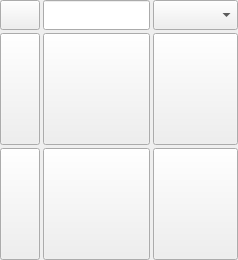
Above: src/resources/ui/jmLightCreatorUI.ui from JsnMertens/jmLightCreator before the change. Below: the same form after it.
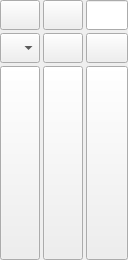
That is the form after the change.

Commit message: choice either illuminate light or not

Patch:
```diff
--- a/src/resources/ui/jmLightCreatorUI.ui
+++ b/src/resources/ui/jmLightCreatorUI.ui
@@ -6,7 +6,7 @@
    <rect>
     <x>0</x>
     <y>0</y>
-    <width>238</width>
+    <width>128</width>
     <height>260</height>
    </rect>
   </property>
@@ -31,7 +31,7 @@
      <property name="spacing">
       <number>3</number>
      </property>
-     <item row="2" column="1">
+     <item row="2" column="2">
       <widget class="QPushButton" name="pushButton_aiSkyDomeLight">
        <property name="sizePolicy">
         <sizepolicy hsizetype="Minimum" vsizetype="Minimum">
@@ -59,35 +59,7 @@
        </property>
       </widget>
      </item>
-     <item row="2" column="0">
-      <widget class="QPushButton" name="pushButton_areaLight">
-       <property name="sizePolicy">
-        <sizepolicy hsizetype="Minimum" vsizetype="Minimum">
-         <horstretch>0</horstretch>
-         <verstretch>0</verstretch>
-        </sizepolicy>
-       </property>
-       <property name="minimumSize">
-        <size>
-         <width>40</width>
-         <height>30</height>
-        </size>
-       </property>
-       <property name="toolTip">
-        <string>&lt;html&gt;&lt;head/&gt;&lt;body&gt;&lt;p&gt;areaLight&lt;/p&gt;&lt;/body&gt;&lt;/html&gt;</string>
-       </property>
-       <property name="text">
-        <string/>
-       </property>
-       <property name="iconSize">
-        <size>
-         <width>20</width>
-         <height>20</height>
-        </size>
-       </property>
-      </widget>
-     </item>
-     <item row="2" column="2">
+     <item row="2" column="1">
       <widget class="QPushButton" name="pushButton_aiAreaLight">
        <property name="sizePolicy">
         <sizepolicy hsizetype="Minimum" vsizetype="Minimum">
@@ -115,34 +87,6 @@
        </property>
       </widget>
      </item>
-     <item row="1" column="1">
-      <widget class="QPushButton" name="pushButton_pointLight">
-       <property name="sizePolicy">
-        <sizepolicy hsizetype="Minimum" vsizetype="Minimum">
-         <horstretch>0</horstretch>
-         <verstretch>0</verstretch>
-        </sizepolicy>
-       </property>
-       <property name="minimumSize">
-        <size>
-         <width>40</width>
-         <height>30</height>
-        </size>
-       </property>
-       <property name="toolTip">
-        <string>&lt;html&gt;&lt;head/&gt;&lt;body&gt;&lt;p&gt;pointLight&lt;/p&gt;&lt;/body&gt;&lt;/html&gt;</string>
-       </property>
-       <property name="text">
-        <string/>
-       </property>
-       <property name="iconSize">
-        <size>
-         <width>20</width>
-         <height>20</height>
-        </size>
-       </property>
-      </widget>
-     </item>
      <item row="1" column="2">
       <widget class="QPushButton" name="pushButton_directionalLight">
        <property name="sizePolicy">
@@ -171,7 +115,35 @@
        </property>
       </widget>
      </item>
-     <item row="1" column="0">
+     <item row="2" column="0">
+      <widget class="QPushButton" name="pushButton_pointLight">
+       <property name="sizePolicy">
+        <sizepolicy hsizetype="Minimum" vsizetype="Minimum">
+         <horstretch>0</horstretch>
+         <verstretch>0</verstretch>
+        </sizepolicy>
+       </property>
+       <property name="minimumSize">
+        <size>
+         <width>40</width>
+         <height>30</height>
+        </size>
+       </property>
+       <property name="toolTip">
+        <string>&lt;html&gt;&lt;head/&gt;&lt;body&gt;&lt;p&gt;pointLight&lt;/p&gt;&lt;/body&gt;&lt;/html&gt;</string>
+       </property>
+       <property name="text">
+        <string/>
+       </property>
+       <property name="iconSize">
+        <size>
+         <width>20</width>
+         <height>20</height>
+        </size>
+       </property>
+      </widget>
+     </item>
+     <item row="1" column="1">
       <widget class="QPushButton" name="pushButton_spotLight">
        <property name="sizePolicy">
         <sizepolicy hsizetype="Minimum" vsizetype="Minimum">
@@ -199,32 +171,7 @@
        </property>
       </widget>
      </item>
-     <item row="0" column="0">
-      <widget class="QPushButton" name="pushButton_selected">
-       <property name="sizePolicy">
-        <sizepolicy hsizetype="Minimum" vsizetype="Minimum">
-         <horstretch>0</horstretch>
-         <verstretch>0</verstretch>
-        </sizepolicy>
-       </property>
-       <property name="minimumSize">
-        <size>
-         <width>40</width>
-         <height>30</height>
-        </size>
-       </property>
-       <property name="toolTip">
-        <string>&lt;html&gt;&lt;head/&gt;&lt;body&gt;&lt;p&gt;Lightname from selected&lt;/p&gt;&lt;/body&gt;&lt;/html&gt;</string>
-       </property>
-       <property name="text">
-        <string/>
-       </property>
-       <property name="checkable">
-        <bool>true</bool>
-       </property>
-      </widget>
-     </item>
-     <item row="0" column="2">
+     <item row="1" column="0">
       <widget class="QComboBox" name="comboBox_function">
        <property name="sizePolicy">
         <sizepolicy hsizetype="Minimum" vsizetype="Fixed">
@@ -251,7 +198,7 @@
        </property>
       </widget>
      </item>
-     <item row="0" column="1">
+     <item row="0" column="2">
       <widget class="QLineEdit" name="lineEdit_basename">
        <property name="sizePolicy">
         <sizepolicy hsizetype="Minimum" vsizetype="Fixed">
@@ -270,6 +217,56 @@
        </property>
       </widget>
      </item>
+     <item row="0" column="1">
+      <widget class="QPushButton" name="pushButton_selected">
+       <property name="sizePolicy">
+        <sizepolicy hsizetype="Minimum" vsizetype="Minimum">
+         <horstretch>0</horstretch>
+         <verstretch>0</verstretch>
+        </sizepolicy>
+       </property>
+       <property name="minimumSize">
+        <size>
+         <width>40</width>
+         <height>30</height>
+        </size>
+       </property>
+       <property name="toolTip">
+        <string>&lt;html&gt;&lt;head/&gt;&lt;body&gt;&lt;p&gt;Lightname from selected&lt;/p&gt;&lt;/body&gt;&lt;/html&gt;</string>
+       </property>
+       <property name="text">
+        <string/>
+       </property>
+       <property name="checkable">
+        <bool>true</bool>
+       </property>
+      </widget>
+     </item>
+     <item row="0" column="0">
+      <widget class="QPushButton" name="pushButton_illuminate">
+       <property name="sizePolicy">
+        <sizepolicy hsizetype="Minimum" vsizetype="Minimum">
+         <horstretch>0</horstretch>
+         <verstretch>0</verstretch>
+        </sizepolicy>
+       </property>
+       <property name="minimumSize">
+        <size>
+         <width>40</width>
+         <height>30</height>
+        </size>
+       </property>
+       <property name="toolTip">
+        <string>&lt;html&gt;&lt;head/&gt;&lt;body&gt;&lt;p&gt;Lightname from selected&lt;/p&gt;&lt;/body&gt;&lt;/html&gt;</string>
+       </property>
+       <property name="text">
+        <string/>
+       </property>
+       <property name="checkable">
+        <bool>true</bool>
+       </property>
+      </widget>
+     </item>
     </layout>
    </item>
   </layout>
```
The commit also changes 5 other files.
